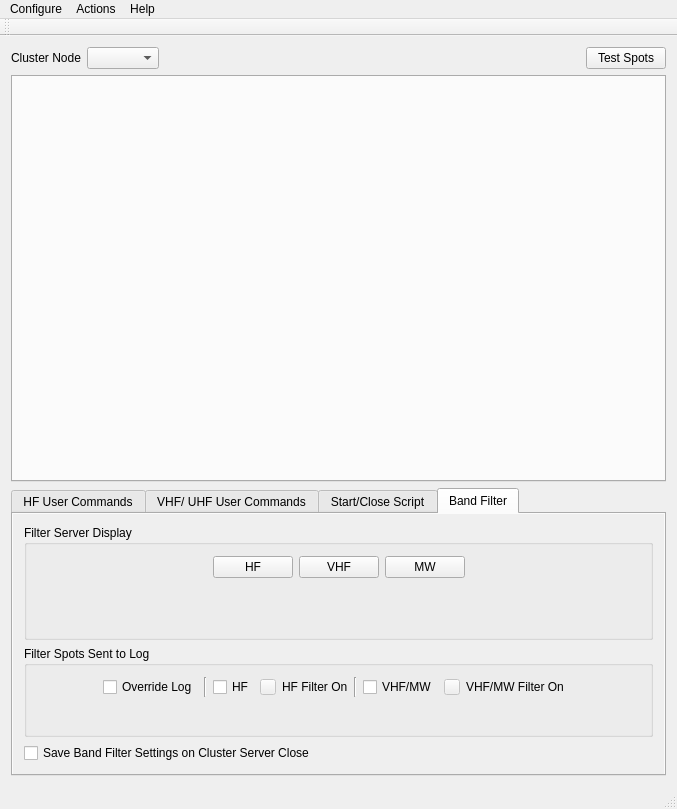
Rsclub22/Minos2-Mirror, file mqt/MqtCluster/clustermainwindow.ui: the form before one commit.
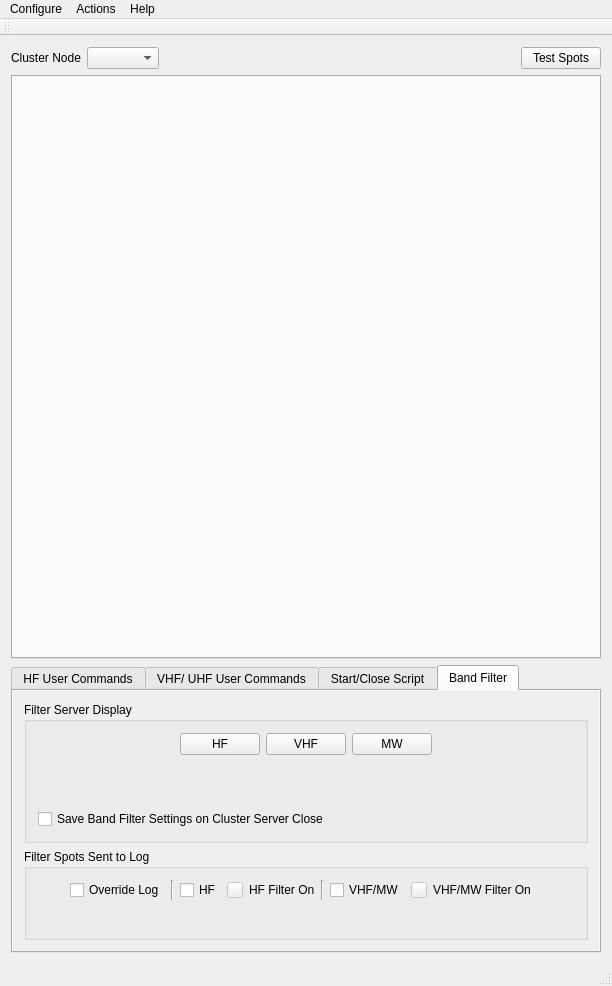
The form after the commit. Custom widgets are drawn as their Qt base class.

The edit to the form file:
```diff
--- a/mqt/MqtCluster/clustermainwindow.ui
+++ b/mqt/MqtCluster/clustermainwindow.ui
@@ -6,8 +6,8 @@
    <rect>
     <x>0</x>
     <y>0</y>
-    <width>677</width>
-    <height>809</height>
+    <width>612</width>
+    <height>986</height>
    </rect>
   </property>
   <property name="windowTitle">
@@ -416,11 +416,17 @@
        </attribute>
        <layout class="QVBoxLayout" name="verticalLayout_6">
         <item>
+         <layout class="QVBoxLayout" name="verticalLayout_5">
+          <item>
          <widget class="QGroupBox" name="groupBox">
           <property name="title">
            <string>Filter Server Display</string>
           </property>
-          <layout class="QHBoxLayout" name="horizontalLayout_10">
+            <layout class="QVBoxLayout" name="verticalLayout_3">
+             <item>
+              <layout class="QVBoxLayout" name="verticalLayout_2">
+               <item>
+                <layout class="QHBoxLayout" name="horizontalLayout">
            <item>
             <spacer name="horizontalSpacer_4">
              <property name="orientation">
@@ -529,6 +535,17 @@
             </spacer>
            </item>
           </layout>
+               </item>
+               <item>
+                <widget class="QCheckBox" name="saveBandFilterSettingChkBox">
+                 <property name="text">
+                  <string>Save Band Filter Settings on Cluster Server Close</string>
+                 </property>
+                </widget>
+               </item>
+              </layout>
+             </item>
+            </layout>
          </widget>
         </item>
         <item>
@@ -716,12 +733,7 @@
           </layout>
          </widget>
         </item>
-        <item>
-         <widget class="QCheckBox" name="saveBandFilterSettingChkBox">
-          <property name="text">
-           <string>Save Band Filter Settings on Cluster Server Close</string>
-          </property>
-         </widget>
+         </layout>
         </item>
        </layout>
       </widget>
@@ -734,7 +746,7 @@
     <rect>
      <x>0</x>
      <y>0</y>
-     <width>677</width>
+     <width>612</width>
      <height>21</height>
     </rect>
    </property>
```
Lines whose indentation alone changed are shown as unchanged.
